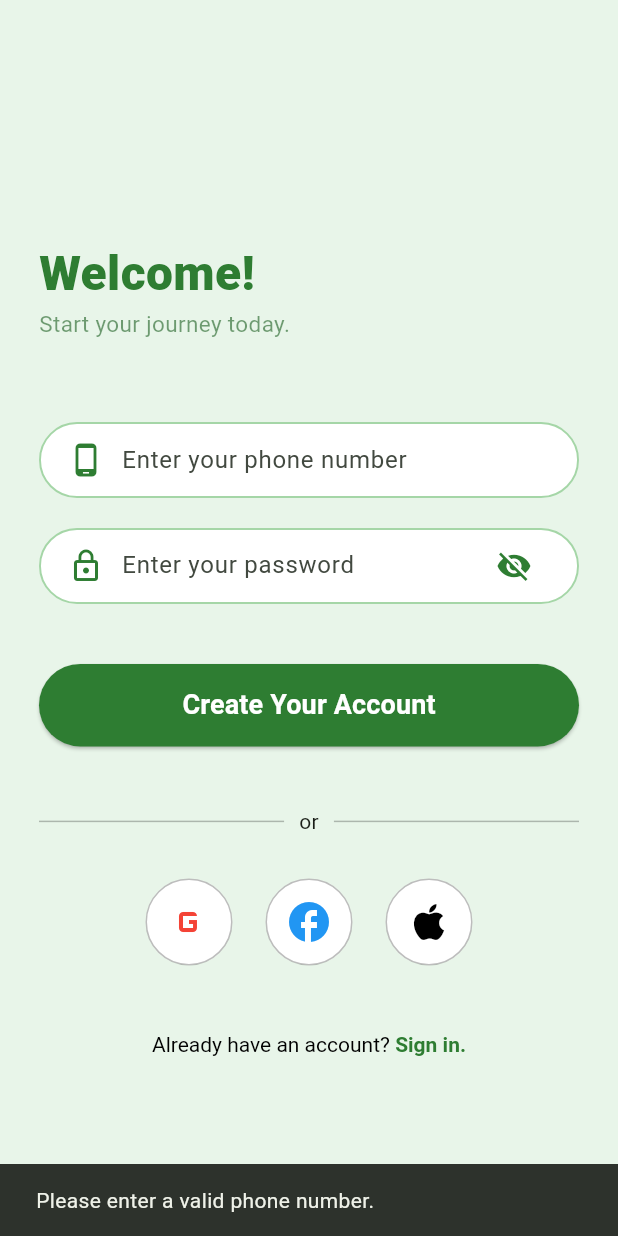
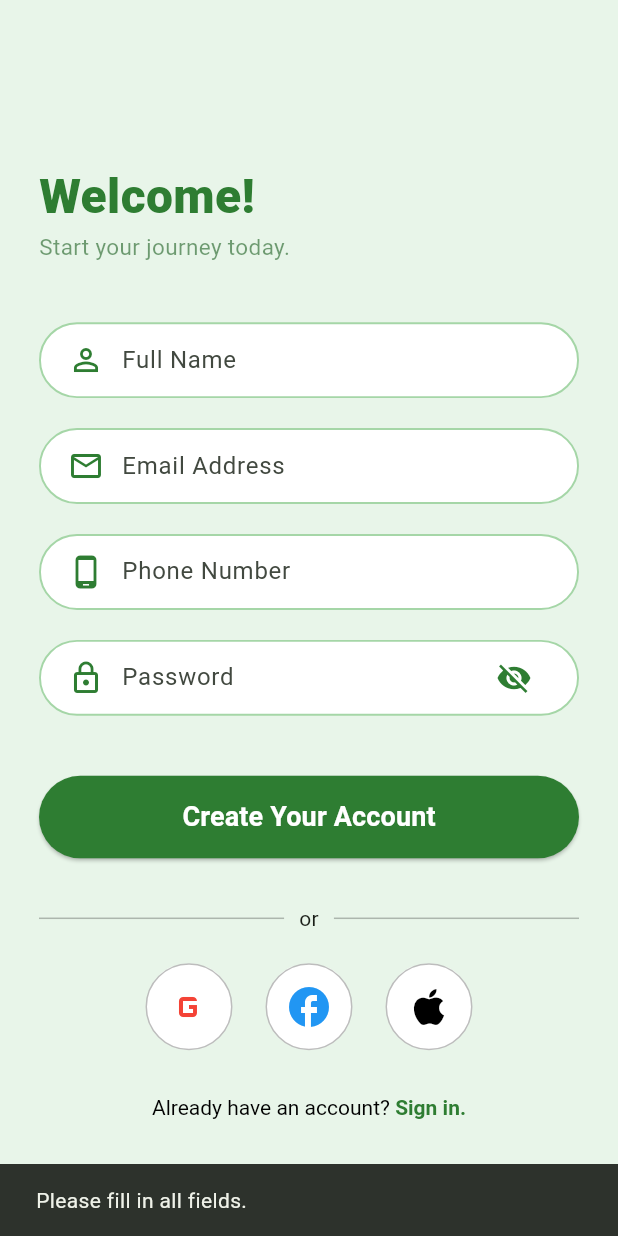
Before and after one commit to zhhhhh-tarumt/fyp2, a Flutter app: the RegisterView screen opened by its route, after a tap on "Create Your Account", on a phone screen of 412 x 824 dp. Run offline on Flutter 3.47's test engine with Material 3 defaults, Android fonts, the phone set to English and light mode, and no system bars; our stand-ins replace cloud_firestore, firebase_auth, firebase_core; accounts and stored records are empty.

Commit message:
Model Controller Database

```diff
--- /dev/null
+++ b/lib/Controller/register_controller.dart
@@ -0,0 +1,47 @@
+import 'package:cloud_firestore/cloud_firestore.dart';
+import 'package:firebase_auth/firebase_auth.dart';
+import '../Model/user_model.dart';
+
+class RegisterController {
+  final FirebaseAuth _auth = FirebaseAuth.instance;
+  final FirebaseFirestore _firestore = FirebaseFirestore.instance;
+
+  // Sequence Diagram: check_duplication()
+  Future<bool> checkDuplication(String email) async {
+    final query = await _firestore
+        .collection('users')
+        .where('email', isEqualTo: email)
+        .get();
+    return query.docs.isNotEmpty; // Returns true if duplicate exists
+  }
+
+  // Sequence Diagram: savedUser()
+  Future<String> registerUser(String username, String email, String phone, String password) async {
+    try {
+      // 1. Check duplication
+      bool isDuplicate = await checkDuplication(email);
+      if (isDuplicate) return "User already exists";
+
+      // 2. Create Auth User
+      UserCredential cred = await _auth.createUserWithEmailAndPassword(
+        email: email,
+        password: password,
+      );
+
+      // 3. Save User to DB
+      UserModel newUser = UserModel(
+        userId: cred.user!.uid,
+        username: username,
+        email: email,
+        phoneNumber: phone,
+        password: password, // Note: Firebase Auth handles auth, this is for profile data
+      );
+
+      await _firestore.collection('users').doc(cred.user!.uid).set(newUser.toMap());
+
+      return "Success";
+    } catch (e) {
+      return e.toString();
+    }
+  }
+}
--- /dev/null
+++ b/lib/Model/user_model.dart
@@ -0,0 +1,38 @@
+class UserModel {
+  final String userId;
+  final String username;
+  final String email;
+  final String phoneNumber;
+  final String password; // In real apps, store hash only
+  final double walletBalance;
+
+  UserModel({
+    required this.userId,
+    required this.username,
+    required this.email,
+    required this.phoneNumber,
+    required this.password,
+    this.walletBalance = 0.0,
+  });
+
+  Map<String, dynamic> toMap() {
+    return {
+      'username': username,
+      'email': email,
+      'phoneNumber': phoneNumber,
+      'password': password,
+      'walletBalance': walletBalance,
+    };
+  }
+
+  factory UserModel.fromMap(Map<String, dynamic> data, String id) {
+    return UserModel(
+      userId: id,
+      username: data['username'] ?? '',
+      email: data['email'] ?? '',
+      phoneNumber: data['phoneNumber'] ?? '',
+      password: data['password'] ?? '',
+      walletBalance: (data['walletBalance'] ?? 0).toDouble(),
+    );
+  }
+}
--- a/lib/View/login_view.dart
+++ b/lib/View/login_view.dart
@@ -1,4 +1,5 @@
 import 'package:flutter/material.dart';
+import '../Controller/auth_controller.dart'; // 1. Import the controller
 
 class LoginView extends StatefulWidget {
   const LoginView({super.key});
@@ -8,19 +9,46 @@ class LoginView extends StatefulWidget {
 }
 
 class _LoginViewState extends State<LoginView> {
-  final phoneController = TextEditingController();
+  // 2. Changed from phone to email to match Firebase Auth
+  final emailController = TextEditingController();
   final passwordController = TextEditingController();
+
+  final AuthController _controller = AuthController(); // 3. Instantiate Controller
 
   bool isPasswordVisible = false;
   bool isLoading = false;
 
-  void doLogin() {
+  // 4. Create the actual Login function
+  void handleLogin() async {
+    String email = emailController.text.trim();
+    String password = passwordController.text.trim();
+
+    if (email.isEmpty || password.isEmpty) {
+      ScaffoldMessenger.of(context).showSnackBar(
+        const SnackBar(content: Text("Please enter email and password")),
+      );
+      return;
+    }
+
     setState(() => isLoading = true);
 
-    Future.delayed(const Duration(seconds: 1), () {
-      setState(() => isLoading = false);
+    // Call the controller
+    String status = await _controller.login(email, password);
+
+    setState(() => isLoading = false);
+
+    if (status == "Success") {
+      // Login Successful
       Navigator.pushReplacementNamed(context, "/nav");
-    });
+    } else {
+      // Login Failed
+      ScaffoldMessenger.of(context).showSnackBar(
+        SnackBar(
+          content: Text(status), // Shows the actual error from Firebase
+          backgroundColor: Colors.red,
+        ),
+      );
+    }
   }
 
   @override
@@ -46,9 +74,6 @@ class _LoginViewState extends State<LoginView> {
                       mainAxisSize: MainAxisSize.min,
                       children: [
 
-                        // ==================================================
-                        // TOP SPACING → Makes UI move downward
-                        // ==================================================
                         const SizedBox(height: 80),
 
                         // TITLE
@@ -82,10 +107,12 @@ class _LoginViewState extends State<LoginView> {
                         // ==================================================
                         // INPUT FIELDS
                         // ==================================================
+
+                        // CHANGED: Phone -> Email
                         _inputField(
-                          controller: phoneController,
-                          hint: "Enter your phone number",
-                          icon: Icons.phone_android_outlined,
+                          controller: emailController,
+                          hint: "Enter your email",
+                          icon: Icons.email_outlined,
                         ),
 
                         const SizedBox(height: 20),
@@ -122,7 +149,8 @@ class _LoginViewState extends State<LoginView> {
                           width: double.infinity,
                           height: 55,
                           child: ElevatedButton(
-                            onPressed: isLoading ? null : doLogin,
+                            // 5. Connect button to handleLogin
+                            onPressed: isLoading ? null : handleLogin,
                             style: ElevatedButton.styleFrom(
                               backgroundColor: green,
                               shape: RoundedRectangleBorder(
--- a/lib/View/register_view.dart
+++ b/lib/View/register_view.dart
@@ -1,4 +1,5 @@
 import 'package:flutter/material.dart';
+import '../Controller/register_controller.dart'; // 1. Import Controller
 
 class RegisterView extends StatefulWidget {
   const RegisterView({super.key});
@@ -9,11 +10,65 @@ class RegisterView extends StatefulWidget {
 
 class _RegisterViewState extends State<RegisterView> {
   final phoneController = TextEditingController();
+  final emailController = TextEditingController(); // Added Email field
+  final usernameController = TextEditingController(); // Added Username field
   final passwordController = TextEditingController();
+
   bool isPasswordVisible = false;
+  bool isLoading = false; // To show loading indicator
+
+  final RegisterController _controller = RegisterController(); // 2. Instantiate Controller
 
   bool isPhoneValid(String input) {
     return RegExp(r'^[0-9]{9,12}$').hasMatch(input);
+  }
+
+  // 3. Create Registration Function
+  void handleRegistration() async {
+    String phone = phoneController.text.trim();
+    String email = emailController.text.trim();
+    String username = usernameController.text.trim();
+    String password = passwordController.text.trim();
+
+    // Basic Validation
+    if (phone.isEmpty || email.isEmpty || username.isEmpty || password.isEmpty) {
+      ScaffoldMessenger.of(context).showSnackBar(
+        const SnackBar(content: Text("Please fill in all fields.")),
+      );
+      return;
+    }
+
+    if (!isPhoneValid(phone)) {
+      ScaffoldMessenger.of(context).showSnackBar(
+        const SnackBar(content: Text("Please enter a valid phone number.")),
+      );
+      return;
+    }
+
+    setState(() => isLoading = true);
+
+    // Call Controller
+    String result = await _controller.registerUser(username, email, phone, password);
+
+    setState(() => isLoading = false);
+
+    if (result == "Success") {
+      ScaffoldMessenger.of(context).showSnackBar(
+        const SnackBar(content: Text("Account Created Successfully!")),
+      );
+
+      // Navigate to PIN setup or Login
+      Navigator.pushNamed(
+        context,
+        "/pinAuthorize",
+        arguments: "phone", // You might want to pass userId here later
+      );
+    } else {
+      // Show Error from Controller (e.g., "User already exists")
+      ScaffoldMessenger.of(context).showSnackBar(
+        SnackBar(content: Text(result), backgroundColor: Colors.red),
+      );
+    }
   }
 
   @override
@@ -38,7 +93,7 @@ class _RegisterViewState extends State<RegisterView> {
                     child: Column(
                       mainAxisSize: MainAxisSize.min,
                       children: [
-                        const SizedBox(height: 90),   // SHIFT CONTENT DOWN
+                        const SizedBox(height: 60), // Reduced top spacing slightly
 
                         // TITLE
                         Align(
@@ -63,12 +118,30 @@ class _RegisterViewState extends State<RegisterView> {
                           ),
                         ),
 
-                        const SizedBox(height: 55),
+                        const SizedBox(height: 40),
+
+                        // USERNAME INPUT (Added)
+                        _roundedInput(
+                          controller: usernameController,
+                          hint: "Full Name",
+                          icon: Icons.person_outline,
+                        ),
+
+                        const SizedBox(height: 20),
+
+                        // EMAIL INPUT (Added - Required for Firebase Auth)
+                        _roundedInput(
+                          controller: emailController,
+                          hint: "Email Address",
+                          icon: Icons.email_outlined,
+                        ),
+
+                        const SizedBox(height: 20),
 
                         // PHONE INPUT
                         _roundedInput(
                           controller: phoneController,
-                          hint: "Enter your phone number",
+                          hint: "Phone Number",
                           icon: Icons.phone_android_outlined,
                         ),
 
@@ -77,14 +150,14 @@ class _RegisterViewState extends State<RegisterView> {
                         // PASSWORD INPUT
                         _roundedInput(
                           controller: passwordController,
-                          hint: "Enter your password",
+                          hint: "Password",
                           icon: Icons.lock_outline,
                           isPassword: true,
                         ),
 
                         const SizedBox(height: 40),
 
-                        // CREATE ACCOUNT BUTTON (WHITE TEXT)
+                        // CREATE ACCOUNT BUTTON
                         SizedBox(
                           width: double.infinity,
                           height: 55,
@@ -96,37 +169,21 @@ class _RegisterViewState extends State<RegisterView> {
                               ),
                               padding: EdgeInsets.zero,
                             ),
-                            onPressed: () {
-                              String input = phoneController.text.trim();
-
-                              if (!isPhoneValid(input)) {
-                                ScaffoldMessenger.of(context).showSnackBar(
-                                  const SnackBar(
-                                    content:
-                                        Text("Please enter a valid phone number."),
+                            onPressed: isLoading ? null : handleRegistration, // Disable if loading
+                            child: isLoading
+                              ? const CircularProgressIndicator(color: Colors.white)
+                              : const Text(
+                                  "Create Your Account",
+                                  style: TextStyle(
+                                    fontSize: 18,
+                                    fontWeight: FontWeight.w600,
+                                    color: Colors.white,
                                   ),
-                                );
-                                return;
-                              }
-
-                              Navigator.pushNamed(
-                                context,
-                                "/pinAuthorize",
-                                arguments: "phone",
-                              );
-                            },
-                            child: const Text(
-                              "Create Your Account",
-                              style: TextStyle(
-                                fontSize: 18,
-                                fontWeight: FontWeight.w600,
-                                color: Colors.white, // FIXED
-                              ),
-                            ),
+                                ),
                           ),
                         ),
 
-                        const SizedBox(height: 40),
+                        const SizedBox(height: 30),
 
                         // DIVIDER
                         Row(
@@ -142,7 +199,7 @@ class _RegisterViewState extends State<RegisterView> {
                           ],
                         ),
 
-                        const SizedBox(height: 28),
+                        const SizedBox(height: 20),
 
                         // SOCIAL ICONS
                         Row(
@@ -156,7 +213,7 @@ class _RegisterViewState extends State<RegisterView> {
                           ],
                         ),
 
-                        const SizedBox(height: 45),
+                        const SizedBox(height: 30),
 
                         // SIGN IN LINK
                         GestureDetector(
@@ -179,7 +236,7 @@ class _RegisterViewState extends State<RegisterView> {
                           ),
                         ),
 
-                        const SizedBox(height: 50),
+                        const SizedBox(height: 30),
                       ],
                     ),
                   ),
```
Also changed, not shown: lib/Controller/auth_controller.dart (added, +34 -0 lines), lib/main.dart (+15 -1 lines), firebase.json (added), lib/firebase_options.dart (added), 6 other files.
